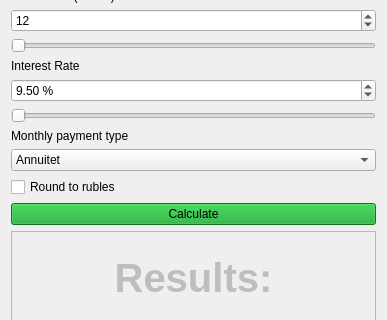
First picture: the form in src/Calc_2_0/qtcreditcalcview.ui, repository sg41/SmartCalc, before the edit; both pictures show x 0 to 387 and y 92 to 412 of the 387 by 551 pixel window.
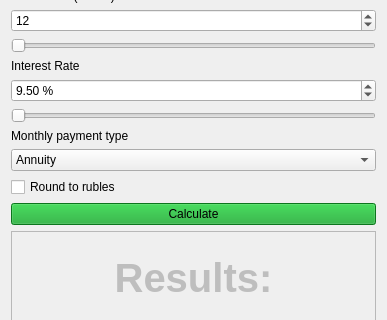
Second picture: the form after the edit. Custom widgets are drawn as their Qt base class.

Diff of the .ui file:
```diff
--- a/src/Calc_2_0/qtcreditcalcview.ui
+++ b/src/Calc_2_0/qtcreditcalcview.ui
@@ -136,7 +136,7 @@
     <widget class="QComboBox" name="creditTypeComboBox">
      <item>
       <property name="text">
-       <string>Annuitet</string>
+       <string>Annuity</string>
       </property>
      </item>
      <item>
```
